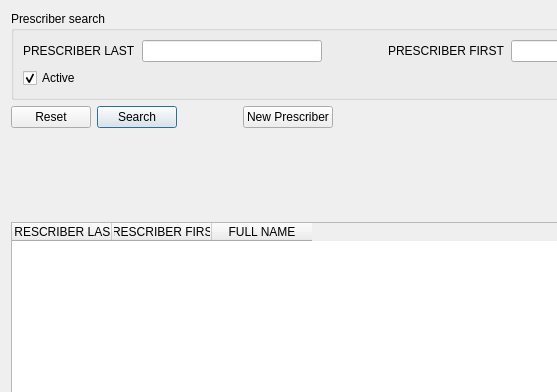
First picture: the form in src/prescriberframe.ui, repository kyledevans/Medicine-Track, before the edit; both pictures show x 0 to 557 and y 0 to 392 of the 894 by 559 pixel window.
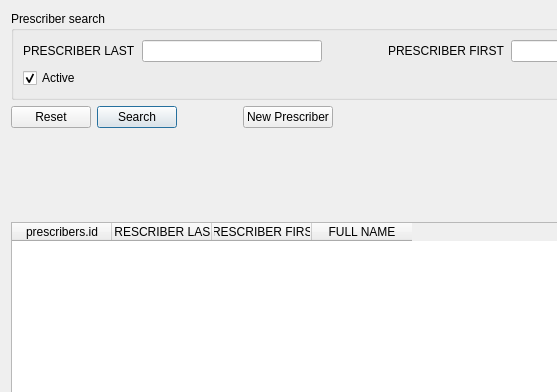
Second picture: the form after the edit.

Commit message: Implemented user sorting.

```diff
--- a/src/prescriberframe.ui
+++ b/src/prescriberframe.ui
@@ -234,8 +234,11 @@
      <property name="selectionBehavior">
       <enum>QAbstractItemView::SelectRows</enum>
      </property>
+     <property name="sortingEnabled">
+      <bool>true</bool>
+     </property>
      <property name="columnCount">
-      <number>3</number>
+      <number>4</number>
      </property>
      <attribute name="horizontalHeaderHighlightSections">
       <bool>false</bool>
@@ -243,6 +246,11 @@
      <attribute name="horizontalHeaderMinimumSectionSize">
       <number>100</number>
      </attribute>
+     <column>
+      <property name="text">
+       <string>prescribers.id</string>
+      </property>
+     </column>
      <column>
       <property name="text">
        <string comment="PRESCRIBER LAST DISPLAY LABEL">PRESCRIBER LAST</string>
```
The commit also changes 18 other files.
